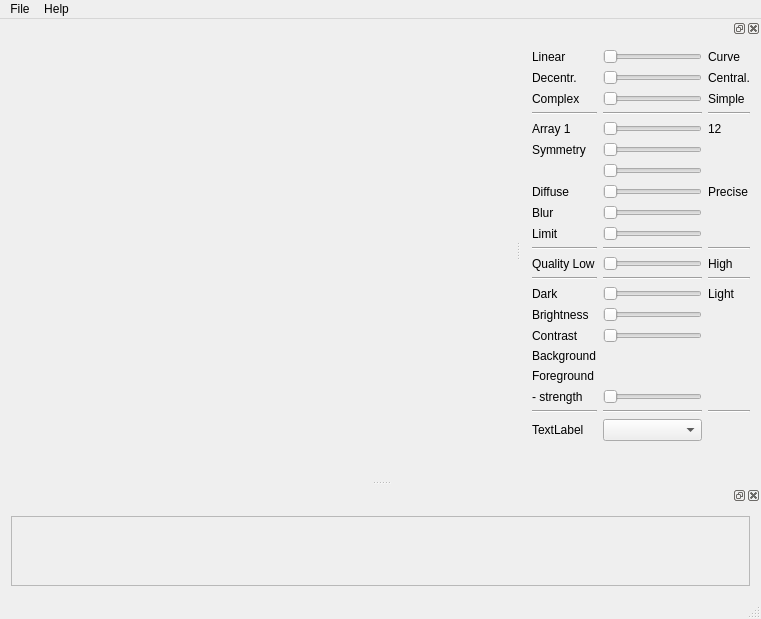
This is src/gui/ifsmainwin.ui in simzer/ifs as Qt 5 draws it before an edit. The edited form follows.
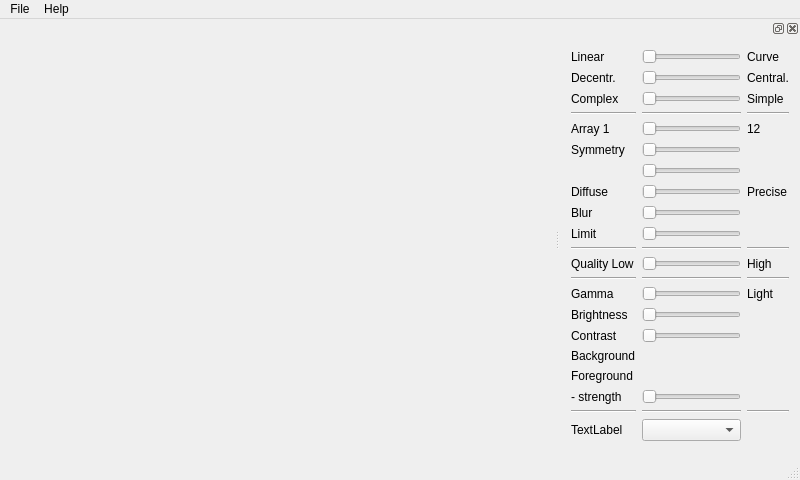
This is the edited form.

```diff
--- a/src/gui/ifsmainwin.ui
+++ b/src/gui/ifsmainwin.ui
@@ -6,8 +6,8 @@
    <rect>
     <x>0</x>
     <y>0</y>
-    <width>761</width>
-    <height>619</height>
+    <width>800</width>
+    <height>480</height>
    </rect>
   </property>
   <property name="windowTitle">
@@ -21,7 +21,7 @@
     <rect>
      <x>0</x>
      <y>0</y>
-     <width>761</width>
+     <width>800</width>
      <height>21</height>
     </rect>
    </property>
@@ -314,7 +314,7 @@
      <item row="13" column="0">
       <widget class="QLabel" name="label_16">
        <property name="text">
-        <string>Dark</string>
+        <string>Gamma</string>
        </property>
       </widget>
      </item>
@@ -422,32 +422,6 @@
     </layout>
    </widget>
   </widget>
-  <widget class="QDockWidget" name="dockWidget_2">
-   <attribute name="dockWidgetArea">
-    <number>8</number>
-   </attribute>
-   <widget class="QWidget" name="dockWidgetContents_3">
-    <layout class="QGridLayout" name="gridLayout_2">
-     <item row="0" column="0">
-      <widget class="QScrollArea" name="scrollArea">
-       <property name="widgetResizable">
-        <bool>true</bool>
-       </property>
-       <widget class="QWidget" name="scrollAreaWidgetContents">
-        <property name="geometry">
-         <rect>
-          <x>0</x>
-          <y>0</y>
-          <width>739</width>
-          <height>82</height>
-         </rect>
-        </property>
-       </widget>
-      </widget>
-     </item>
-    </layout>
-   </widget>
-  </widget>
   <action name="actionImage_size">
    <property name="text">
     <string>Image size</string>
```
Left out of the diff: 6 changed lines with no effect on the pictures.
